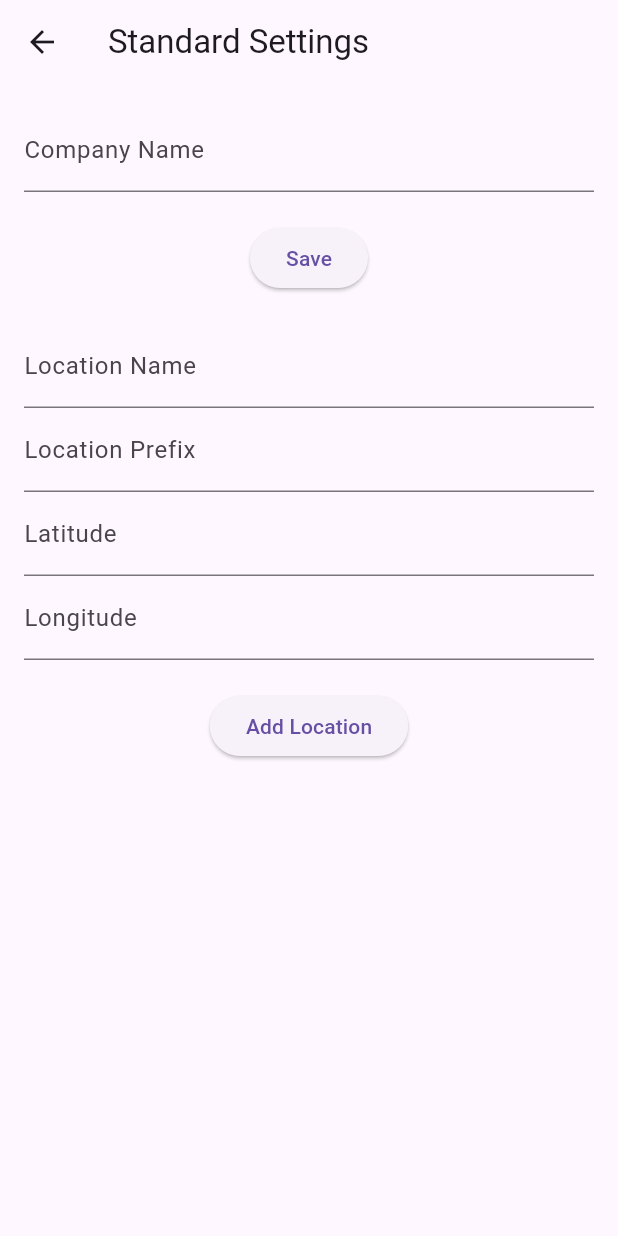
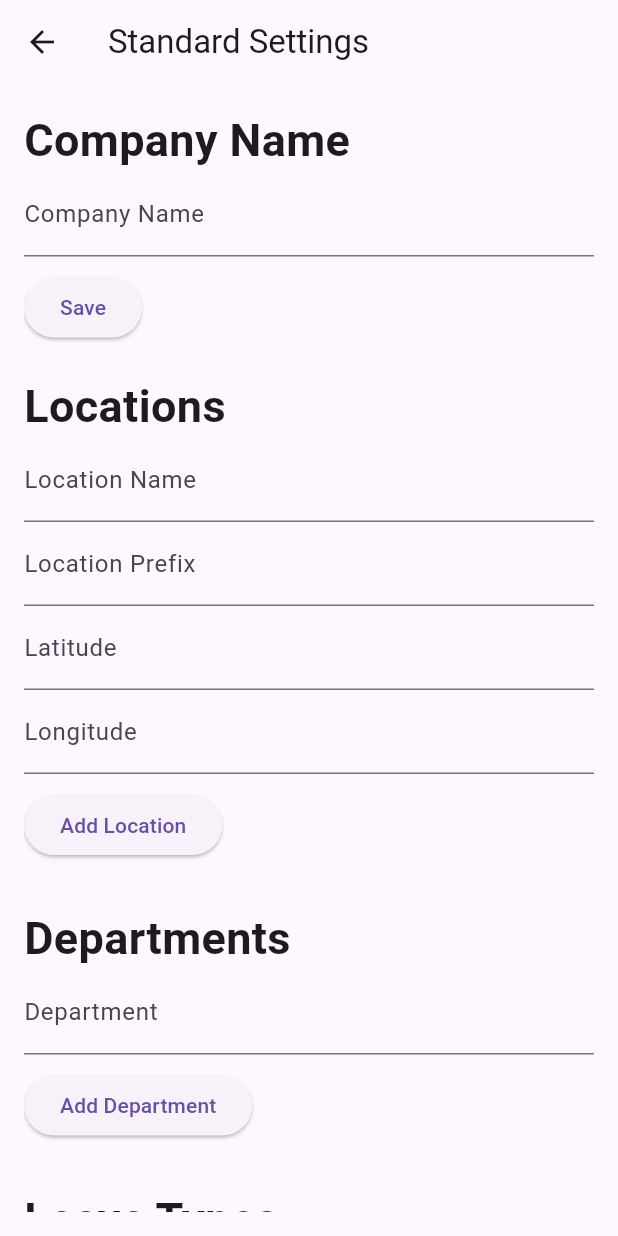
Before and after one commit to 29rrt/Ooriba-s3, a Flutter app: the StandardSettingsPage screen opened directly, on a phone screen of 412 x 824 dp. Run offline on Flutter 3.47's test engine with Material 3 defaults, Android fonts, the phone set to English and light mode, and no system bars; our stand-ins replace cloud_firestore, firebase_auth, firebase_core, firebase_storage, fluttertoast, google_fonts and 4 more; accounts and stored records are empty.

Commit message:
admin-department and leave type

```diff
--- a/lib/employee_checkin_page[1].dart
+++ b/lib/employee_checkin_page[1].dart
@@ -3,7 +3,6 @@ import 'dart:convert';
 import 'package:flutter/foundation.dart';
 import 'package:http/http.dart' as http;
 import 'package:flutter/material.dart';
-
 import 'services/auth_service.dart';
 import 'services/firestore_service.dart';
 
--- /dev/null
+++ b/lib/services/department_service.dart
@@ -0,0 +1,18 @@
+import 'package:cloud_firestore/cloud_firestore.dart';
+
+class DepartmentService {
+  final FirebaseFirestore _firestore = FirebaseFirestore.instance;
+
+  Future<List<String>> getDepartments() async {
+    QuerySnapshot querySnapshot = await _firestore.collection('Departments').get();
+    return querySnapshot.docs.map((doc) => doc.id).toList();
+  }
+
+  Future<void> addDepartment(String name) async {
+    await _firestore.collection('Departments').doc(name).set({});
+  }
+
+  Future<void> deleteDepartment(String name) async {
+    await _firestore.collection('Departments').doc(name).delete();
+  }
+}
--- /dev/null
+++ b/lib/services/leave_type_service.dart
@@ -0,0 +1,18 @@
+import 'package:cloud_firestore/cloud_firestore.dart';
+
+class LeaveTypeService {
+  final FirebaseFirestore _firestore = FirebaseFirestore.instance;
+
+  Future<List<String>> getLeaveTypes() async {
+    QuerySnapshot querySnapshot = await _firestore.collection('LeaveTypes').get();
+    return querySnapshot.docs.map((doc) => doc.id).toList();
+  }
+
+  Future<void> addLeaveType(String name) async {
+    await _firestore.collection('LeaveTypes').doc(name).set({});
+  }
+
+  Future<void> deleteLeaveType(String name) async {
+    await _firestore.collection('LeaveTypes').doc(name).delete();
+  }
+}
--- a/lib/standard_settings_page.dart
+++ b/lib/standard_settings_page.dart
@@ -3,6 +3,8 @@ import 'package:cloud_firestore/cloud_firestore.dart';
 import 'package:provider/provider.dart';
 import 'services/company_name_service.dart';
 import 'services/location_service.dart';
+import 'services/department_service.dart';
+import 'services/leave_type_service.dart';
 
 class StandardSettingsPage extends StatefulWidget {
   @override
@@ -15,16 +17,27 @@ class _StandardSettingsPageState extends State<StandardSettingsPage> {
   final TextEditingController _locationPrefixController = TextEditingController();
   final TextEditingController _locationLatController = TextEditingController();
   final TextEditingController _locationLngController = TextEditingController();
+  final TextEditingController _departmentController = TextEditingController();
+  final TextEditingController _leaveTypeController = TextEditingController();
+
   final FirebaseFirestore _firestore = FirebaseFirestore.instance;
   List<Map<String, dynamic>> _locations = [];
+  List<String> _departments = [];
+  List<String> _leaveTypes = [];
   late LocationService _locationService;
+  late DepartmentService _departmentService;
+  late LeaveTypeService _leaveTypeService;
 
   @override
   void initState() {
     super.initState();
     _locationService = LocationService();
+    _departmentService = DepartmentService();
+    _leaveTypeService = LeaveTypeService();
     _loadCompanyName();
     _loadLocations();
+    _loadDepartments();
+    _loadLeaveTypes();
   }
 
   Future<void> _loadCompanyName() async {
@@ -45,6 +58,20 @@ class _StandardSettingsPageState extends State<StandardSettingsPage> {
           'coordinates': doc['coordinates'],
         };
       }).toList();
+    });
+  }
+
+  Future<void> _loadDepartments() async {
+    List<String> departments = await _departmentService.getDepartments();
+    setState(() {
+      _departments = departments;
+    });
+  }
+
+  Future<void> _loadLeaveTypes() async {
+    List<String> leaveTypes = await _leaveTypeService.getLeaveTypes();
+    setState(() {
+      _leaveTypes = leaveTypes;
     });
   }
 
@@ -93,6 +120,44 @@ class _StandardSettingsPageState extends State<StandardSettingsPage> {
     });
   }
 
+  Future<void> _addDepartment() async {
+    String departmentName = _departmentController.text;
+
+    await _departmentService.addDepartment(departmentName);
+
+    setState(() {
+      _departments.add(departmentName);
+      _departmentController.clear();
+    });
+  }
+
+  Future<void> _deleteDepartment(String name) async {
+    await _departmentService.deleteDepartment(name);
+
+    setState(() {
+      _departments.removeWhere((department) => department == name);
+    });
+  }
+
+  Future<void> _addLeaveType() async {
+    String leaveTypeName = _leaveTypeController.text;
+
+    await _leaveTypeService.addLeaveType(leaveTypeName);
+
+    setState(() {
+      _leaveTypes.add(leaveTypeName);
+      _leaveTypeController.clear();
+    });
+  }
+
+  Future<void> _deleteLeaveType(String name) async {
+    await _leaveTypeService.deleteLeaveType(name);
+
+    setState(() {
+      _leaveTypes.removeWhere((leaveType) => leaveType == name);
+    });
+  }
+
   @override
   Widget build(BuildContext context) {
     return Scaffold(
@@ -101,13 +166,19 @@ class _StandardSettingsPageState extends State<StandardSettingsPage> {
       ),
       body: Padding(
         padding: const EdgeInsets.all(16.0),
+        child: SingleChildScrollView(
           child: Column(
+            crossAxisAlignment: CrossAxisAlignment.start,
             children: <Widget>[
+              const Text(
+                'Company Name',
+                style: TextStyle(fontSize: 30, fontWeight: FontWeight.bold),
+              ),
               TextField(
                 controller: _companyNameController,
                 decoration: const InputDecoration(labelText: 'Company Name'),
               ),
-            const SizedBox(height: 20),
+              const SizedBox(height: 10),
               ElevatedButton(
                 onPressed: () async {
                   await _saveCompanyName();
@@ -115,6 +186,10 @@ class _StandardSettingsPageState extends State<StandardSettingsPage> {
                 child: const Text('Save'),
               ),
               const SizedBox(height: 20),
+              const Text(
+                'Locations',
+                style: TextStyle(fontSize: 30, fontWeight: FontWeight.bold),
+              ),
               TextField(
                 controller: _locationNameController,
                 decoration: const InputDecoration(labelText: 'Location Name'),
@@ -131,37 +206,78 @@ class _StandardSettingsPageState extends State<StandardSettingsPage> {
                 controller: _locationLngController,
                 decoration: const InputDecoration(labelText: 'Longitude'),
               ),
-            const SizedBox(height: 20),
+              const SizedBox(height: 10),
               ElevatedButton(
                 onPressed: () async {
                   await _addLocation();
                 },
                 child: const Text('Add Location'),
               ),
+              const SizedBox(height: 10),
+              _buildListView(_locations, 'Locations', _deleteLocation),
               const SizedBox(height: 20),
-            Expanded(
-              child: ListView.builder(
-                itemCount: _locations.length,
+              const Text(
+                'Departments',
+                style: TextStyle(fontSize: 30, fontWeight: FontWeight.bold),
+              ),
+              TextField(
+                controller: _departmentController,
+                decoration: const InputDecoration(labelText: 'Department'),
+              ),
+              const SizedBox(height: 10),
+              ElevatedButton(
+                onPressed: () async {
+                  await _addDepartment();
+                },
+                child: const Text('Add Department'),
+              ),
+              const SizedBox(height: 10),
+              _buildListView(_departments, 'Departments', _deleteDepartment),
+              const SizedBox(height: 20),
+              const Text(
+                'Leave Types',
+                style: TextStyle(fontSize: 30, fontWeight: FontWeight.bold),
+              ),
+              TextField(
+                controller: _leaveTypeController,
+                decoration: const InputDecoration(labelText: 'Leave Type'),
+              ),
+              const SizedBox(height: 10),
+              ElevatedButton(
+                onPressed: () async {
+                  await _addLeaveType();
+                },
+                child: const Text('Add Leave Type'),
+              ),
+              const SizedBox(height: 10),
+              _buildListView(_leaveTypes, 'Leave Types', _deleteLeaveType),
+            ],
+          ),
+        ),
+      ),
+    );
+  }
+
+  Widget _buildListView(List items, String label, Function(String) deleteFunction) {
+    return ListView.builder(
+      shrinkWrap: true,
+      physics: NeverScrollableScrollPhysics(),
+      itemCount: items.length,
       itemBuilder: (context, index) {
-                  final location = _locations[index];
+        final item = items[index];
         return ListTile(
-                    title: Text(location['name']),
-                    subtitle: Text(
-                      'Prefix: ${location['prefix']}\nCoordinates: ${location['coordinates'].latitude}, ${location['coordinates'].longitude}',
-                    ),
+          title: item is String ? Text(item) : Text(item['name']),
+          subtitle: item is Map ? Text(
+            'Prefix: ${item['prefix']}\nCoordinates: ${item['coordinates'].latitude}, ${item['coordinates'].longitude}',
+          ) : null,
           trailing: IconButton(
             icon: const Icon(Icons.delete),
             onPressed: () async {
-                        await _deleteLocation(location['name']);
+              await deleteFunction(item is String ? item : item['name']);
             },
           ),
         );
       },
-              ),
-            ),
-          ],
-        ),
-      ),
     );
   }
 }
```
Also changed, not shown: lib/attendance.dart (+82 -21 lines), lib/services/firestore_service.dart (+25 -15 lines), lib/services/retrieveFromDates_service.dart (added, +35 -0 lines). Lines whose indentation alone changed are shown as unchanged.
